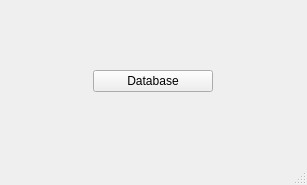
The window that designer/mainwindow_ui.ui (marcusbfs/Sindri) describes before a commit, drawn with Qt 5.
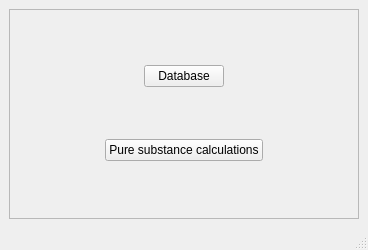
The same window after the commit.

Commit message: pure substance initialized

Patch:
```diff
--- a/designer/mainwindow_ui.ui
+++ b/designer/mainwindow_ui.ui
@@ -6,26 +6,108 @@
    <rect>
     <x>0</x>
     <y>0</y>
-    <width>307</width>
-    <height>185</height>
+    <width>368</width>
+    <height>250</height>
    </rect>
   </property>
   <property name="windowTitle">
    <string>TPCAE</string>
   </property>
   <widget class="QWidget" name="centralwidget">
-   <layout class="QHBoxLayout" name="horizontalLayout">
-    <item>
-     <widget class="QPushButton" name="btn_BancoDeDados">
-      <property name="maximumSize">
-       <size>
-        <width>120</width>
-        <height>16777215</height>
-       </size>
+   <layout class="QGridLayout" name="gridLayout">
+    <item row="0" column="0">
+     <widget class="QFrame" name="frame">
+      <property name="frameShape">
+       <enum>QFrame::StyledPanel</enum>
       </property>
-      <property name="text">
-       <string>Database</string>
+      <property name="frameShadow">
+       <enum>QFrame::Raised</enum>
       </property>
+      <layout class="QVBoxLayout" name="verticalLayout">
+       <item>
+        <layout class="QHBoxLayout" name="horizontalLayout">
+         <item>
+          <spacer name="horizontalSpacer">
+           <property name="orientation">
+            <enum>Qt::Horizontal</enum>
+           </property>
+           <property name="sizeHint" stdset="0">
+            <size>
+             <width>40</width>
+             <height>20</height>
+            </size>
+           </property>
+          </spacer>
+         </item>
+         <item>
+          <widget class="QPushButton" name="btn_BancoDeDados">
+           <property name="maximumSize">
+            <size>
+             <width>120</width>
+             <height>16777215</height>
+            </size>
+           </property>
+           <property name="layoutDirection">
+            <enum>Qt::LeftToRight</enum>
+           </property>
+           <property name="text">
+            <string>Database</string>
+           </property>
+          </widget>
+         </item>
+         <item>
+          <spacer name="horizontalSpacer_2">
+           <property name="orientation">
+            <enum>Qt::Horizontal</enum>
+           </property>
+           <property name="sizeHint" stdset="0">
+            <size>
+             <width>40</width>
+             <height>20</height>
+            </size>
+           </property>
+          </spacer>
+         </item>
+        </layout>
+       </item>
+       <item>
+        <layout class="QHBoxLayout" name="horizontalLayout_2">
+         <item>
+          <spacer name="horizontalSpacer_3">
+           <property name="orientation">
+            <enum>Qt::Horizontal</enum>
+           </property>
+           <property name="sizeHint" stdset="0">
+            <size>
+             <width>40</width>
+             <height>20</height>
+            </size>
+           </property>
+          </spacer>
+         </item>
+         <item>
+          <widget class="QPushButton" name="btn_PureSubstanceCalculations">
+           <property name="text">
+            <string>Pure substance calculations</string>
+           </property>
+          </widget>
+         </item>
+         <item>
+          <spacer name="horizontalSpacer_4">
+           <property name="orientation">
+            <enum>Qt::Horizontal</enum>
+           </property>
+           <property name="sizeHint" stdset="0">
+            <size>
+             <width>40</width>
+             <height>20</height>
+            </size>
+           </property>
+          </spacer>
+         </item>
+        </layout>
+       </item>
+      </layout>
      </widget>
     </item>
    </layout>
```
Left out of the diff: 6 changed lines with no effect on the pictures. The commit also changes 9 other files.
